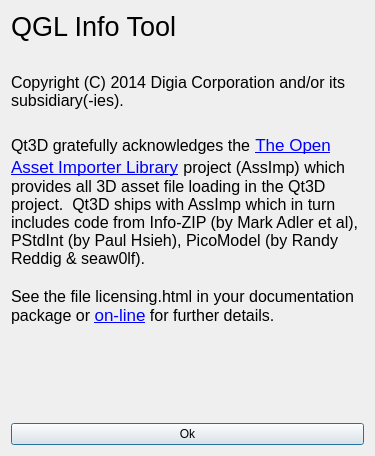
Old version of the form tools/qt3d/qglinfo/aboutdialog.ui in the repository qt/qt3d.
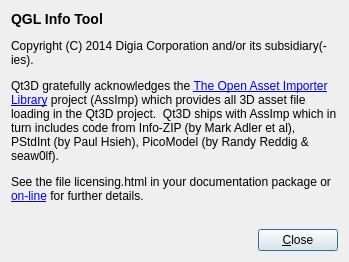
New version of the form. Icons and pictures are not drawn.

Commit message:
Style About dialog similar to the other tools
Don't use hard-coded fonts or sizes. Also rename button from "Ok" to
"Close", and make the dialog non-resizable.

The edit to the form file:
```diff
--- a/tools/qt3d/qglinfo/aboutdialog.ui
+++ b/tools/qt3d/qglinfo/aboutdialog.ui
@@ -6,16 +6,25 @@
    <rect>
     <x>0</x>
     <y>0</y>
-    <width>375</width>
-    <height>456</height>
+    <width>340</width>
+    <height>266</height>
    </rect>
   </property>
   <property name="windowTitle">
    <string>About</string>
   </property>
   <layout class="QVBoxLayout" name="verticalLayout">
+   <property name="sizeConstraint">
+    <enum>QLayout::SetFixedSize</enum>
+   </property>
    <item>
     <widget class="QLabel" name="label">
+     <property name="sizePolicy">
+      <sizepolicy hsizetype="Preferred" vsizetype="Preferred">
+       <horstretch>0</horstretch>
+       <verstretch>0</verstretch>
+      </sizepolicy>
+     </property>
      <property name="maximumSize">
       <size>
        <width>400</width>
@@ -24,16 +33,13 @@
      </property>
      <property name="text">
       <string>&lt;!DOCTYPE HTML PUBLIC &quot;-//W3C//DTD HTML 4.0//EN&quot; &quot;http://www.w3.org/TR/REC-html40/strict.dtd&quot;&gt;
-&lt;html&gt;&lt;head&gt;&lt;meta name=&quot;qrichtext&quot; content=&quot;1&quot; /&gt;&lt;style type=&quot;text/css&quot;&gt;
-p, li { white-space: pre-wrap; }
-&lt;/style&gt;&lt;/head&gt;&lt;body style=&quot; font-family:'MS Shell Dlg 2'; font-size:8pt; font-weight:400; font-style:normal;&quot;&gt;
-&lt;p style=&quot; margin-top:0px; margin-bottom:0px; margin-left:0px; margin-right:0px; -qt-block-indent:0; text-indent:0px;&quot;&gt;&lt;span style=&quot; font-family:'Lucida Grande'; font-size:20pt;&quot;&gt;QGL Info Tool&lt;/span&gt;&lt;/p&gt;
-&lt;p style=&quot;-qt-paragraph-type:empty; margin-top:0px; margin-bottom:0px; margin-left:0px; margin-right:0px; -qt-block-indent:0; text-indent:0px; font-family:'Lucida Grande'; font-size:20pt;&quot;&gt;&lt;br /&gt;&lt;/p&gt;
-&lt;p style=&quot; margin-top:0px; margin-bottom:0px; margin-left:0px; margin-right:0px; -qt-block-indent:0; text-indent:0px;&quot;&gt;&lt;span style=&quot; font-family:'Lucida Grande'; font-size:12pt;&quot;&gt;Copyright (C) 2014 Digia Corporation and/or its subsidiary(-ies).&lt;/span&gt;&lt;/p&gt;
-&lt;p style=&quot;-qt-paragraph-type:empty; margin-top:0px; margin-bottom:0px; margin-left:0px; margin-right:0px; -qt-block-indent:0; text-indent:0px; font-family:'Lucida Grande'; font-size:14pt;&quot;&gt;&lt;br /&gt;&lt;/p&gt;
-&lt;p style=&quot; margin-top:0px; margin-bottom:0px; margin-left:0px; margin-right:0px; -qt-block-indent:0; text-indent:0px;&quot;&gt;&lt;span style=&quot; font-family:'Lucida Grande'; font-size:12pt;&quot;&gt;Qt3D gratefully acknowledges the&lt;/span&gt;&lt;span style=&quot; font-family:'Lucida Grande'; font-size:14pt;&quot;&gt; &lt;/span&gt;&lt;a href=&quot;http://assimp.sourceforge.net/&quot;&gt;&lt;span style=&quot; font-family:'Lucida Grande'; font-size:13pt; text-decoration: underline; color:#0000ff;&quot;&gt;The Open Asset Importer Library&lt;/span&gt;&lt;/a&gt;&lt;span style=&quot; font-family:'Lucida Grande'; font-size:14pt;&quot;&gt; &lt;/span&gt;&lt;span style=&quot; font-family:'Lucida Grande'; font-size:12pt;&quot;&gt;project (AssImp) which provides all 3D asset file loading in the Qt3D project.  Qt3D ships with AssImp which in turn includes code from Info-ZIP (by Mark Adler et al), PStdInt (by Paul Hsieh), PicoModel (by Randy Reddig &amp;amp; seaw0lf).&lt;/span&gt;&lt;/p&gt;
-&lt;p style=&quot;-qt-paragraph-type:empty; margin-top:0px; margin-bottom:0px; margin-left:0px; margin-right:0px; -qt-block-indent:0; text-indent:0px; font-family:'Lucida Grande'; font-size:12pt;&quot;&gt;&lt;br /&gt;&lt;/p&gt;
-&lt;p style=&quot; margin-top:0px; margin-bottom:0px; margin-left:0px; margin-right:0px; -qt-block-indent:0; text-indent:0px;&quot;&gt;&lt;span style=&quot; font-family:'Lucida Grande'; font-size:12pt;&quot;&gt;See the file licensing.html in your documentation package or &lt;/span&gt;&lt;a href=&quot;http://doc-snapshot.qt-project.org/qt3d-1.0/licensing.html&quot;&gt;&lt;span style=&quot; font-family:'Lucida Grande'; font-size:13pt; text-decoration: underline; color:#0000ff;&quot;&gt;on-line&lt;/span&gt;&lt;/a&gt;&lt;span style=&quot; font-family:'Lucida Grande'; font-size:12pt;&quot;&gt; for further details.&lt;/span&gt;&lt;/p&gt;&lt;/body&gt;&lt;/html&gt;</string>
+&lt;html&gt;
+&lt;head&gt;&lt;meta name=&quot;qrichtext&quot; content=&quot;1&quot; /&gt;&lt;/head&gt;
+&lt;h3&gt;QGL Info Tool&lt;/h3&gt;
+&lt;p&gt;Copyright (C) 2014 Digia Corporation and/or its subsidiary(-ies).&lt;/p&gt;
+&lt;p&gt;Qt3D gratefully acknowledges the &lt;a href=&quot;http://assimp.sourceforge.net/&quot;&gt;The Open Asset Importer Library&lt;/a&gt; project (AssImp) which provides all 3D asset file loading in the Qt3D project.  Qt3D ships with AssImp which in turn includes code from Info-ZIP (by Mark Adler et al), PStdInt (by Paul Hsieh), PicoModel (by Randy Reddig &amp;amp; seaw0lf).&lt;/p&gt;
+&lt;p&gt;See the file licensing.html in your documentation package or &lt;a href=&quot;http://doc-snapshot.qt-project.org/qt3d-1.0/licensing.html&quot;&gt;on-line&lt;/a&gt; for further details.&lt;/p&gt;
+&lt;/body&gt;&lt;/html&gt;</string>
      </property>
      <property name="wordWrap">
       <bool>true</bool>
@@ -54,11 +60,28 @@
     </widget>
    </item>
    <item>
-    <widget class="QPushButton" name="pushButton">
-     <property name="text">
-      <string>Ok</string>
-     </property>
-    </widget>
+    <layout class="QHBoxLayout" name="horizontalLayout">
+     <item>
+      <spacer name="horizontalSpacer">
+       <property name="orientation">
+        <enum>Qt::Horizontal</enum>
+       </property>
+       <property name="sizeHint" stdset="0">
+        <size>
+         <width>40</width>
+         <height>20</height>
+        </size>
+       </property>
+      </spacer>
+     </item>
+     <item>
+      <widget class="QPushButton" name="pushButton">
+       <property name="text">
+        <string>&amp;Close</string>
+       </property>
+      </widget>
+     </item>
+    </layout>
    </item>
   </layout>
  </widget>
```
